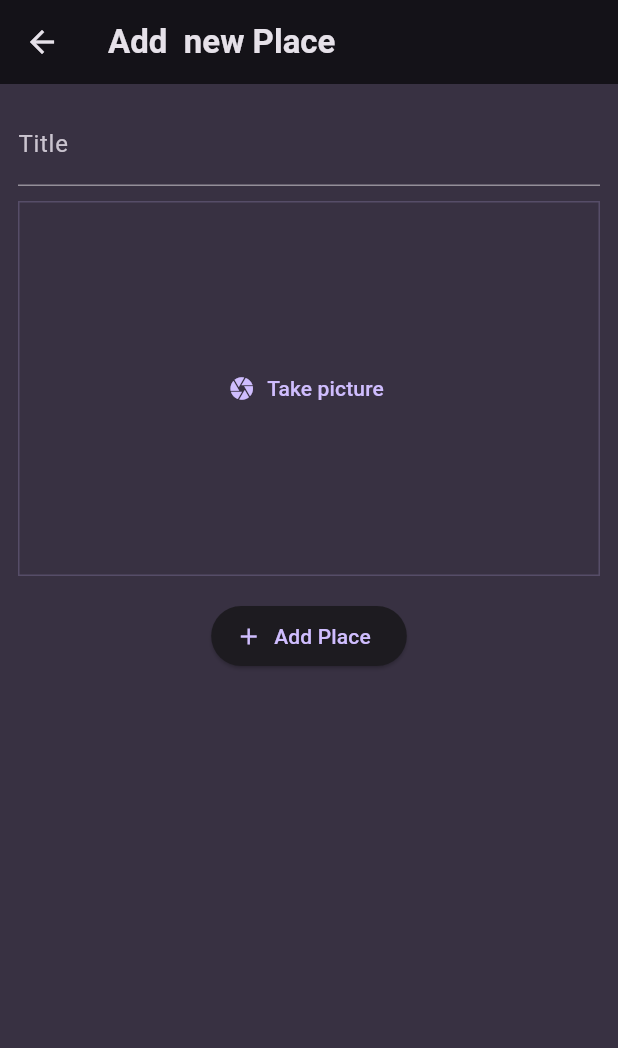
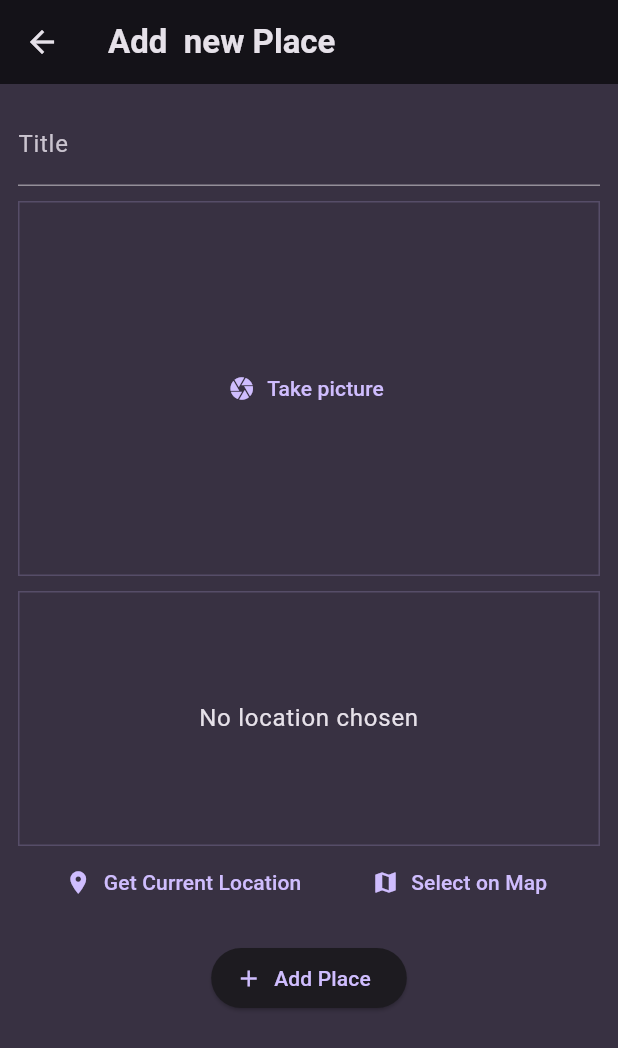
Before and after one commit to Branimir026/favorite_places_app, a Flutter app: the AddPlaceScreen screen opened directly, on a phone screen of 412 x 824 dp. Shown: the top 1048 px of the screen. Run offline on Flutter 3.47's test engine with Material 3 defaults, Android fonts, the phone set to English and light mode, and no system bars; our stand-ins replace flutter_riverpod, google_fonts, image_picker.

Commit message:
adding the "location" package and starting with the "Get Location" input widget

```diff
--- a/lib/screens/add_place.dart
+++ b/lib/screens/add_place.dart
@@ -1,5 +1,6 @@
 import 'dart:io';
 
+import 'package:favorite_places_app/widgets/location_input.dart';
 import 'package:flutter/material.dart';
 import 'package:flutter_riverpod/flutter_riverpod.dart';
 
@@ -60,6 +61,8 @@ class _AddPlaceScreenState extends ConsumerState<AddPlaceScreen> {
                 _selectedImage = image;
               },
             ),
+            const SizedBox(height: 10),
+            LocationInput(),
             const SizedBox(height: 16),
             ElevatedButton.icon(
               onPressed: _savePlace,
--- /dev/null
+++ b/lib/widgets/location_input.dart
@@ -0,0 +1,53 @@
+import 'package:flutter/material.dart';
+
+class LocationInput extends StatefulWidget {
+  const LocationInput({super.key});
+
+  @override
+  State<LocationInput> createState() {
+    return _LocationInputState();
+  }
+}
+
+class _LocationInputState extends State<LocationInput> {
+  @override
+  Widget build(BuildContext context) {
+    return Column(
+      children: [
+        Container(
+          alignment: Alignment.center,
+          height: 170,
+          width: double.infinity,
+          decoration: BoxDecoration(
+            border: Border.all(
+              width: 1,
+              color: Theme.of(context).colorScheme.primary.withOpacity(0.2),
+            ),
+          ),
+          child: Text(
+            'No location chosen',
+            textAlign: TextAlign.center,
+            style: Theme.of(context).textTheme.bodyLarge!.copyWith(
+                  color: Theme.of(context).colorScheme.onSurface,
+                ),
+          ),
+        ),
+        Row(
+          mainAxisAlignment: MainAxisAlignment.spaceEvenly,
+          children: [
+            TextButton.icon(
+              icon: const Icon(Icons.location_on),
+              label: const Text('Get Current Location'),
+              onPressed: () {},
+            ),
+            TextButton.icon(
+              icon: const Icon(Icons.map),
+              label: const Text('Select on Map'),
+              onPressed: () {},
+            ),
+          ],
+        )
+      ],
+    );
+  }
+}
--- a/pubspec.yaml
+++ b/pubspec.yaml
@@ -39,6 +39,7 @@ dependencies:
   uuid: ^4.5.1
   flutter_riverpod: ^2.6.1
   image_picker: ^1.1.2
+  location: ^7.0.1
 
 dev_dependencies:
   flutter_test:
```
Also changed, not shown: pubspec.lock, 2 other files.
